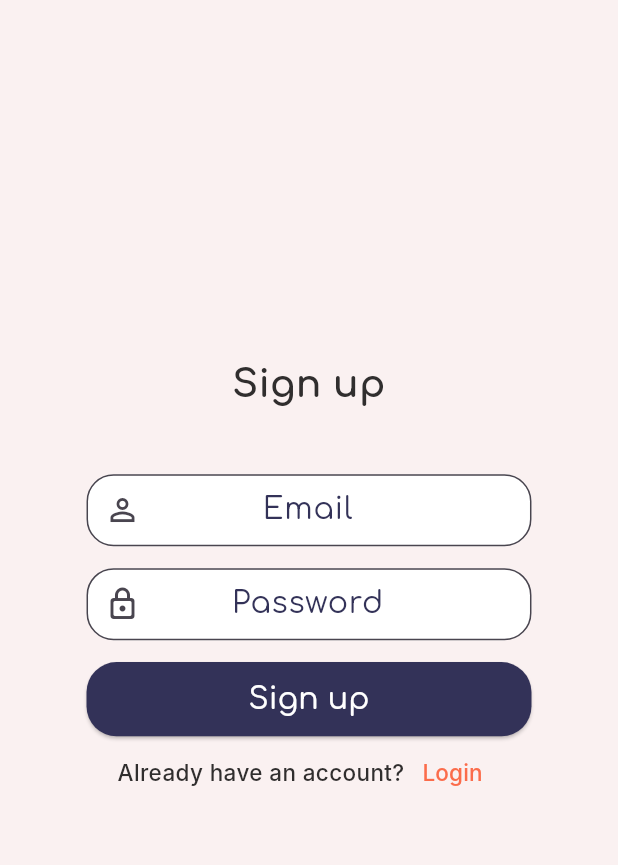
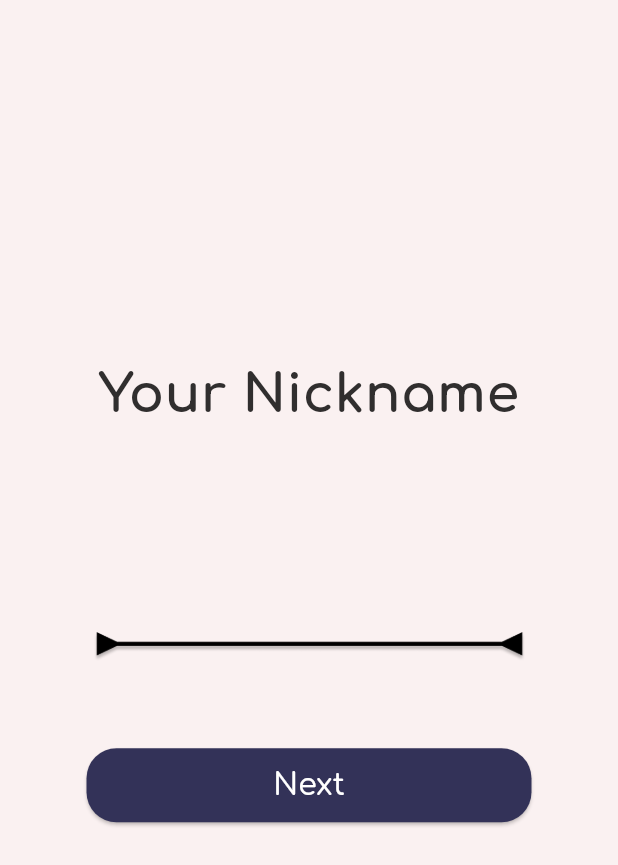
Before and after one commit to gdscsc24/2024-solution-challenge, a Flutter app: the SignupMailPage screen opened directly, after a tap on "Sign up", on a phone screen of 412 x 824 dp. Shown: the top 865 px of the screen. Run offline on Flutter 3.47's test engine with Material 3 defaults, Android fonts, the phone set to English and light mode, and no system bars; Roboto replaces fonts that are missing (Inter).

Commit message:
nickname&birthday

```diff
--- a/lib/screens/auth/intro_slide.dart
+++ b/lib/screens/auth/intro_slide.dart
@@ -36,7 +36,7 @@ class _IntroSlideState extends State<IntroSlide> {
       body: Padding(
         padding: EdgeInsets.only(top: screenSize.height * 0.23),
         child: PageView.builder(
-          itemCount: icons.length * 3,
+          itemCount: icons.length,
           onPageChanged: (index) {
             setState(() {
               currentPage = index;
--- /dev/null
+++ b/lib/screens/auth/nickname.dart
@@ -0,0 +1,66 @@
+import 'package:flutter/material.dart';
+import 'package:rest_note/screens/auth/birthday.dart';
+// import 'package:rest_note/screens/auth/signup_verify.dart';
+import 'package:rest_note/widgets/submit_button.dart';
+
+class NicknamePage extends StatelessWidget {
+  const NicknamePage({Key? key}) : super(key: key);
+
+  @override
+  Widget build(BuildContext context) {
+    Size screenSize = MediaQuery.of(context).size;
+    return Scaffold(
+      backgroundColor: const Color(0xFFFAF1F1),
+      body: Center(
+        child: Column(
+          children: [
+            SizedBox(height: screenSize.height * 0.29),
+            const Text(
+              'Your Nickname',
+              textAlign: TextAlign.center,
+              style: TextStyle(
+                fontFamily: 'Comfortaa',
+                fontSize: 35,
+                fontWeight: FontWeight.w700,
+                color: Color(0xFF302E2E),
+              ),
+            ),
+            SizedBox(height: screenSize.height * 0.13),
+            SizedBox(
+              width: screenSize.width * 0.72,
+              height: screenSize.height * 0.03,
+              child: TextField(
+                decoration: InputDecoration(
+                  focusedBorder: const OutlineInputBorder(
+                    borderSide: BorderSide.none,
+                  ),
+                  enabledBorder: const OutlineInputBorder(
+                    borderSide: BorderSide.none,
+                  ),
+                  contentPadding: EdgeInsets.symmetric(
+                    horizontal: screenSize.width * 0.12,
+                  ),
+                ),
+                textAlign: TextAlign.center,
+              ),
+            ),
+            Image.asset(
+              'assets/images/auth_line.png',
+              width: screenSize.width * 0.7,
+            ),
+            SizedBox(height: screenSize.height * 0.07),
+            SubmitButton(
+              onPressed: () {
+                Navigator.pushReplacement(
+                  context,
+                  MaterialPageRoute(builder: (context) => BirthdayPage()),
+                );
+              },
+              buttonText: 'Next',
+            )
+          ],
+        ),
+      ),
+    );
+  }
+}
--- a/lib/screens/auth/signup_mail.dart
+++ b/lib/screens/auth/signup_mail.dart
@@ -1,5 +1,6 @@
 import 'package:flutter/material.dart';
-import 'package:rest_note/screens/auth/signup_verify.dart';
+import 'package:rest_note/screens/auth/nickname.dart';
+// import 'package:rest_note/screens/auth/signup_verify.dart';
 import 'package:rest_note/widgets/submit_button.dart';
 
 class SignupMailPage extends StatelessWidget {
@@ -84,10 +85,10 @@ class SignupMailPage extends StatelessWidget {
             ),
             SubmitButton(
               onPressed: () {
-                // Navigator.pushReplacement(
-                //   context,
-                //   MaterialPageRoute(builder: (context) => SignupVerifyPage()),
-                // );
+                Navigator.pushReplacement(
+                  context,
+                  MaterialPageRoute(builder: (context) => const NicknamePage()),
+                );
               },
               buttonText: 'Sign up',
             ),
--- a/lib/screens/auth/signup_main.dart
+++ b/lib/screens/auth/signup_main.dart
@@ -131,7 +131,7 @@ class SignupButton extends StatelessWidget {
               width: 24.0, // 이미지 크기 조절
               height: 24.0,
             ),
-            SizedBox(width: 8),
+            const SizedBox(width: 8),
             Text(
               text,
               style: const TextStyle(
```
Also changed, not shown: lib/screens/auth/auth_complete.dart (added, +46 -0 lines), lib/screens/auth/birthday.dart (added, +94 -0 lines), assets/images/auth_line.png (added), assets/images/ok.png (added).
